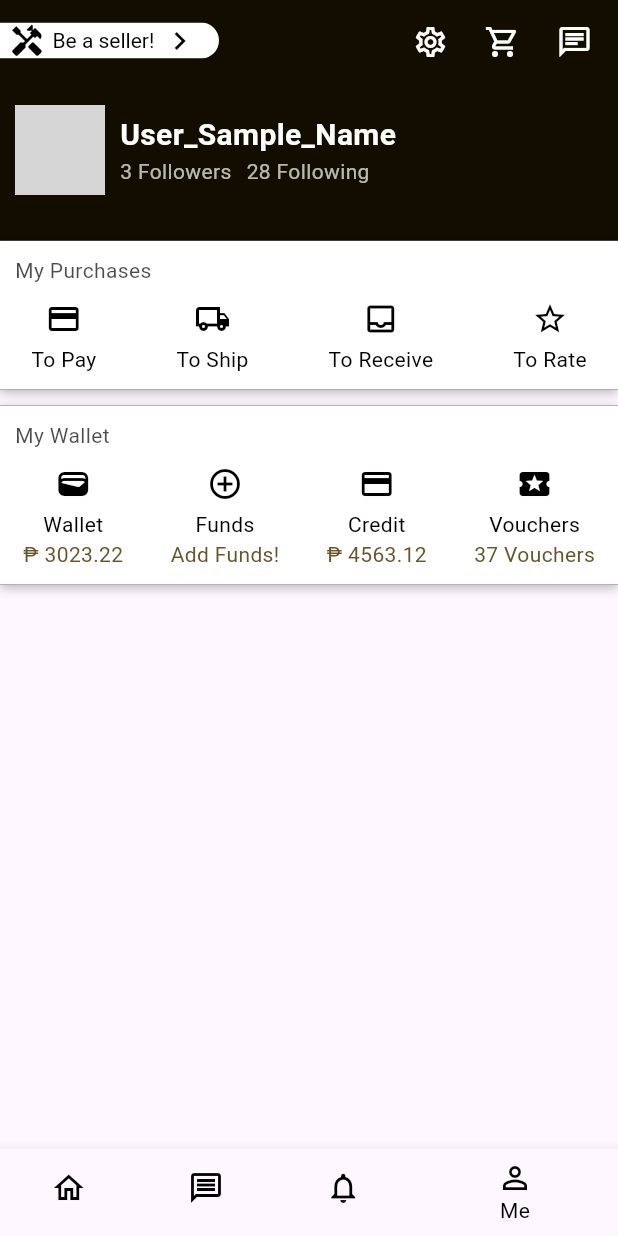
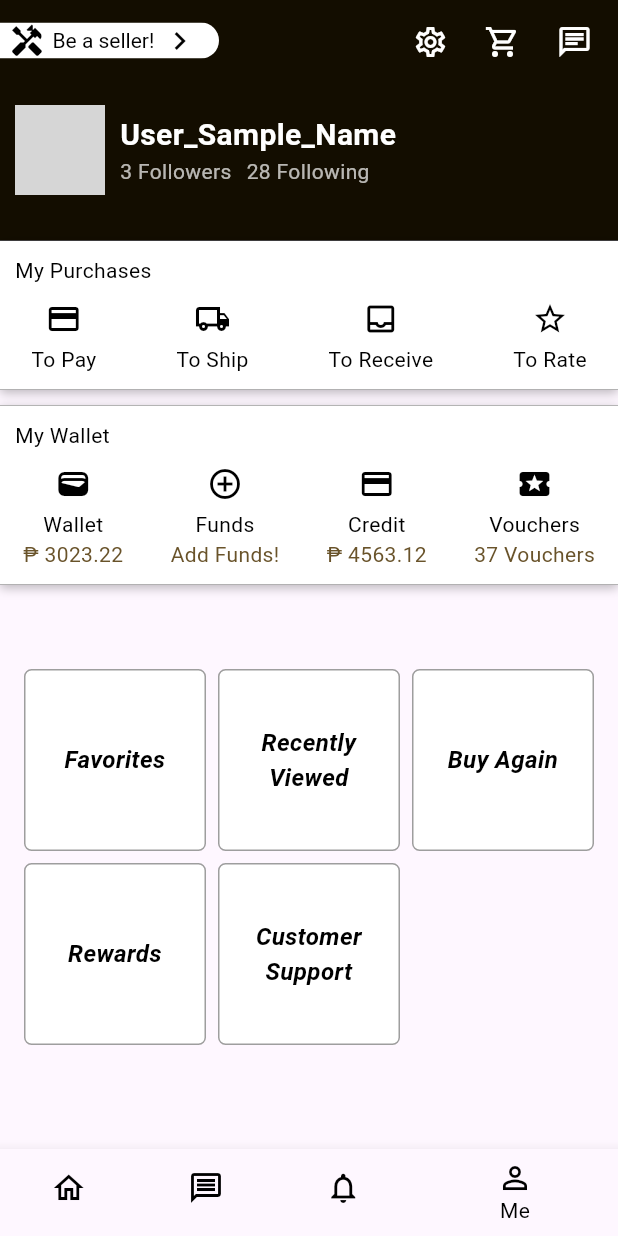
Before and after one commit to JustinRyanFlores/flutterapp, a Flutter app: the screen it shows after launch, item 4 of the bottom bar chosen, on a phone screen of 412 x 824 dp. Run offline on Flutter 3.47's test engine with Material 3 defaults, Android fonts, the phone set to English and light mode, and no system bars; grey boxes are pictures that could not be loaded.

Commit message:
update 7:38 am July 27

```diff
--- a/lib/profile.dart
+++ b/lib/profile.dart
@@ -1,9 +1,10 @@
 import 'package:flutter/material.dart';
 import 'pages/my_purchases.dart';
 import 'pages/my_profile.dart';
+import 'package:flutter_staggered_grid_view/flutter_staggered_grid_view.dart';
 
 class Profile extends StatelessWidget {
-  const Profile({super.key});
+  const Profile({Key? key}) : super(key: key);
 
   @override
   Widget build(BuildContext context) {
@@ -94,6 +95,7 @@ class Profile extends StatelessWidget {
         ),
         body: SingleChildScrollView(
           child: Column(
+            crossAxisAlignment: CrossAxisAlignment.stretch,
             children: [
               // Profile
               Container(
@@ -169,14 +171,14 @@ class Profile extends StatelessWidget {
               // My Purchases
               Container(
                 decoration: const BoxDecoration(
-                  color: Color.fromARGB(255, 255, 255, 255),
+                  color: Colors.white,
                   border: Border(
                     bottom: BorderSide(
                       color: Colors.grey,
                       width: 0.5,
                     ),
                     top: BorderSide(
-                      color: Color.fromARGB(255, 0, 0, 0),
+                      color: Colors.black,
                       width: 0.5,
                     ),
                   ),
@@ -197,7 +199,7 @@ class Profile extends StatelessWidget {
                       const Text(
                         'My Purchases',
                         style: TextStyle(
-                          color: Color.fromARGB(179, 0, 0, 0),
+                          color: Colors.black,
                           fontSize: 14.0,
                         ),
                       ),
@@ -308,7 +310,7 @@ class Profile extends StatelessWidget {
               // My Wallet
               Container(
                 decoration: const BoxDecoration(
-                  color: Color.fromARGB(255, 255, 255, 255),
+                  color: Colors.white,
                   border: Border(
                     top: BorderSide(
                       color: Colors.grey,
@@ -336,7 +338,7 @@ class Profile extends StatelessWidget {
                       const Text(
                         'My Wallet',
                         style: TextStyle(
-                          color: Color.fromARGB(179, 0, 0, 0),
+                          color: Colors.black,
                           fontSize: 14.0,
                         ),
                       ),
@@ -366,7 +368,8 @@ class Profile extends StatelessWidget {
                                 Text(
                                   '₱ 3023.22',
                                   style: TextStyle(
-                                    color: Color.fromARGB(255, 105, 83, 42),
+                                    color:
+                                        const Color.fromARGB(255, 105, 83, 42),
                                     fontSize: 14.0,
                                   ),
                                 ),
@@ -397,7 +400,8 @@ class Profile extends StatelessWidget {
                                 Text(
                                   'Add Funds!',
                                   style: TextStyle(
-                                    color: Color.fromARGB(255, 105, 83, 42),
+                                    color:
+                                        const Color.fromARGB(255, 105, 83, 42),
                                     fontSize: 14.0,
                                   ),
                                 ),
@@ -429,7 +433,8 @@ class Profile extends StatelessWidget {
                                     Text(
                                       '₱ 4563.12',
                                       style: TextStyle(
-                                        color: Color.fromARGB(255, 105, 83, 42),
+                                        color: const Color.fromARGB(
+                                            255, 105, 83, 42),
                                         fontSize: 14.0,
                                       ),
                                     ),
@@ -461,7 +466,8 @@ class Profile extends StatelessWidget {
                                 Text(
                                   '37 Vouchers',
                                   style: TextStyle(
-                                    color: Color.fromARGB(255, 105, 83, 42),
+                                    color:
+                                        const Color.fromARGB(255, 105, 83, 42),
                                     fontSize: 14.0,
                                   ),
                                 ),
@@ -475,7 +481,51 @@ class Profile extends StatelessWidget {
                 ),
               ),
               // Activities (Custom Grid View)
-              Container(),
+
+              Container(
+                padding: const EdgeInsets.only(bottom: 16, left: 16, right: 16),
+                child: GridView.builder(
+                  gridDelegate: const SliverGridDelegateWithFixedCrossAxisCount(
+                    crossAxisCount: 3,
+                    mainAxisSpacing: 8.0,
+                    crossAxisSpacing: 8.0,
+                    childAspectRatio: 1.0,
+                  ),
+                  itemCount: activityNames.length,
+                  shrinkWrap: true,
+                  physics: const NeverScrollableScrollPhysics(),
+                  itemBuilder: (context, index) {
+                    return GestureDetector(
+                      onTap: () {
+                        // Navigate to the designated page or perform action based on activity name
+                        navigateToActivityPage(activityNames[index]);
+                      },
+                      child: Container(
+                        decoration: BoxDecoration(
+                          color: Colors.white,
+                          border: Border.all(color: Colors.grey),
+                          borderRadius: BorderRadius.circular(5.0),
+                        ),
+                        child: Center(
+                          child: Text(
+                            activityNames[index],
+                            textAlign:
+                                TextAlign.center, // Aligns text to the center
+                            // ignore: prefer_const_constructors
+                            style: TextStyle(
+                              fontSize: 16.0,
+                              color: Colors.black, // Example text color
+                              fontWeight:
+                                  FontWeight.bold, // Example font weight
+                              fontStyle: FontStyle.italic, // Example font style
+                            ),
+                          ),
+                        ),
+                      ),
+                    );
+                  },
+                ),
+              ),
             ],
           ),
         ),
@@ -483,3 +533,27 @@ class Profile extends StatelessWidget {
     );
   }
 }
+
+List<String> activityNames = [
+  'Favorites',
+  'Recently Viewed',
+  'Buy Again',
+  'Rewards',
+  'Customer Support',
+];
+
+// Activity Page Navigation
+void navigateToActivityPage(String activityName) {
+  // Perform navigation or action based on activity name
+  switch (activityName) {
+    case 'Activity 1':
+      // Navigate to Activity 1 page or perform corresponding action
+      break;
+    case 'Activity 2':
+      // Navigate to Activity 2 page or perform corresponding action
+      break;
+    // Add cases for other activities as needed
+    default:
+      break;
+  }
+}
--- a/pubspec.yaml
+++ b/pubspec.yaml
@@ -34,7 +34,7 @@ dependencies:
   # The following adds the Cupertino Icons font to your application.
   # Use with the CupertinoIcons class for iOS style icons.
   cupertino_icons: ^1.0.6
-  flutter_staggered_grid_view: ^0.7.0
+  flutter_staggered_grid_view: ^0.4.0
 
 dev_dependencies:
   flutter_test:
```
Also changed, not shown: pubspec.lock.
